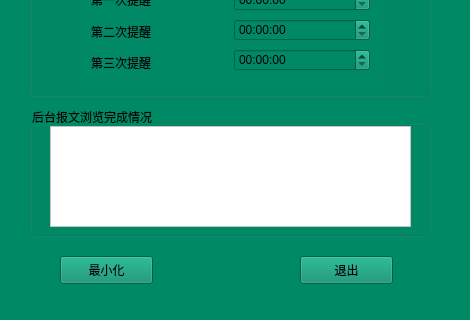
Before: the Qt Designer form 009clock/AlarmClock/widget.ui in ISeeWorld/QtProject, drawn with Qt 5; both pictures show x 0 to 470 and y 194 to 514 of the 470 by 514 pixel window.
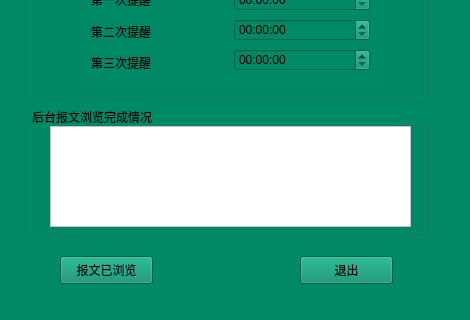
After: the same form once the commit is applied.

```diff
--- a/009clock/AlarmClock/widget.ui
+++ b/009clock/AlarmClock/widget.ui
@@ -156,7 +156,7 @@
     <string notr="true"/>
    </property>
    <property name="text">
-    <string>最小化</string>
+    <string>报文已浏览</string>
    </property>
    <property name="autoDefault">
     <bool>false</bool>
```
Left out of the diff: 18 changed lines with no effect on the pictures.
